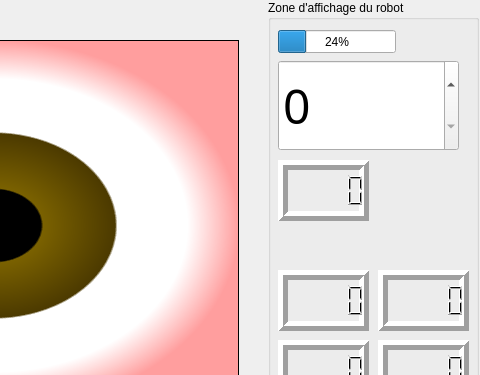
First picture: the form in WiFiBot/mainwindow.ui, repository Federdispi/WiFiBot, before the edit; both pictures show x 492 to 972 and y 0 to 375 of the 972 by 781 pixel window.
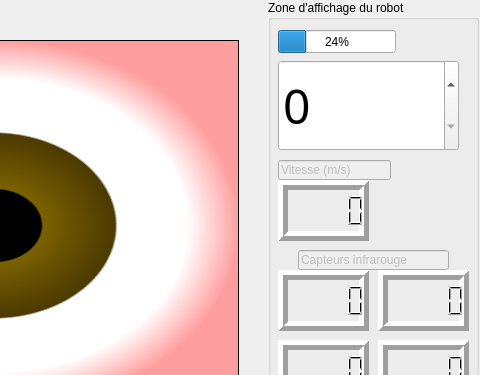
Second picture: the form after the edit.

Patch:
```diff
--- a/WiFiBot/mainwindow.ui
+++ b/WiFiBot/mainwindow.ui
@@ -96,7 +96,7 @@
      <property name="geometry">
       <rect>
        <x>10</x>
-       <y>160</y>
+       <y>180</y>
        <width>91</width>
        <height>61</height>
       </rect>
@@ -260,6 +260,38 @@
       <number>5</number>
      </property>
     </widget>
+    <widget class="QLineEdit" name="lineEdit">
+     <property name="enabled">
+      <bool>false</bool>
+     </property>
+     <property name="geometry">
+      <rect>
+       <x>10</x>
+       <y>160</y>
+       <width>113</width>
+       <height>20</height>
+      </rect>
+     </property>
+     <property name="text">
+      <string>Vitesse (m/s)</string>
+     </property>
+    </widget>
+    <widget class="QLineEdit" name="lineEdit_2">
+     <property name="enabled">
+      <bool>false</bool>
+     </property>
+     <property name="geometry">
+      <rect>
+       <x>30</x>
+       <y>250</y>
+       <width>151</width>
+       <height>20</height>
+      </rect>
+     </property>
+     <property name="text">
+      <string>Capteurs infrarouge</string>
+     </property>
+    </widget>
    </widget>
    <widget class="QGroupBox" name="controle_robot">
     <property name="geometry">
```
Left out of the diff: 2 changed lines with no effect on the pictures.
